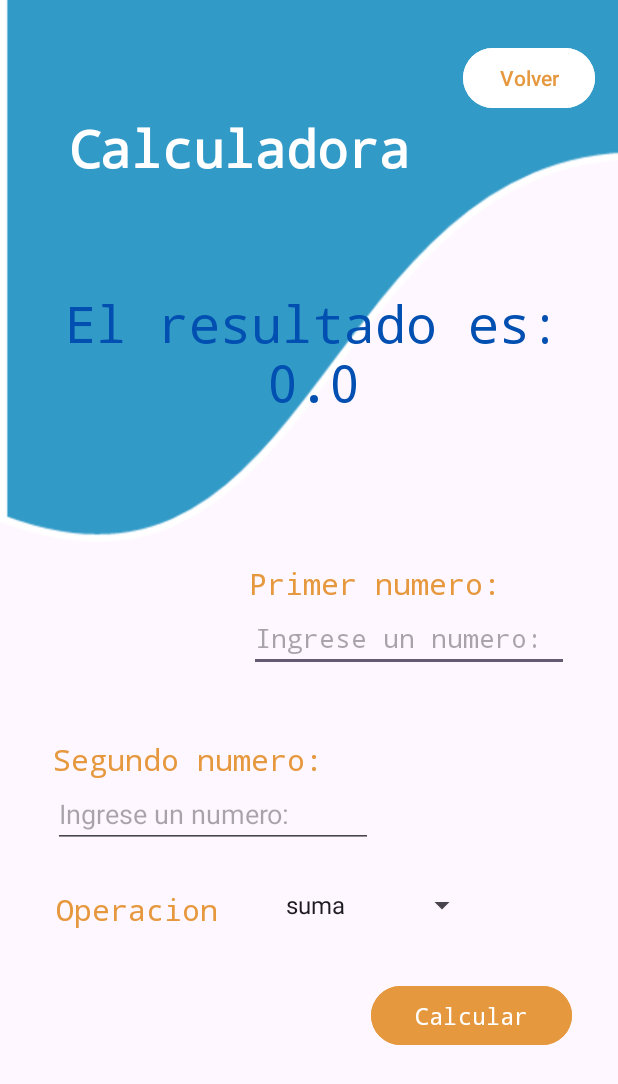
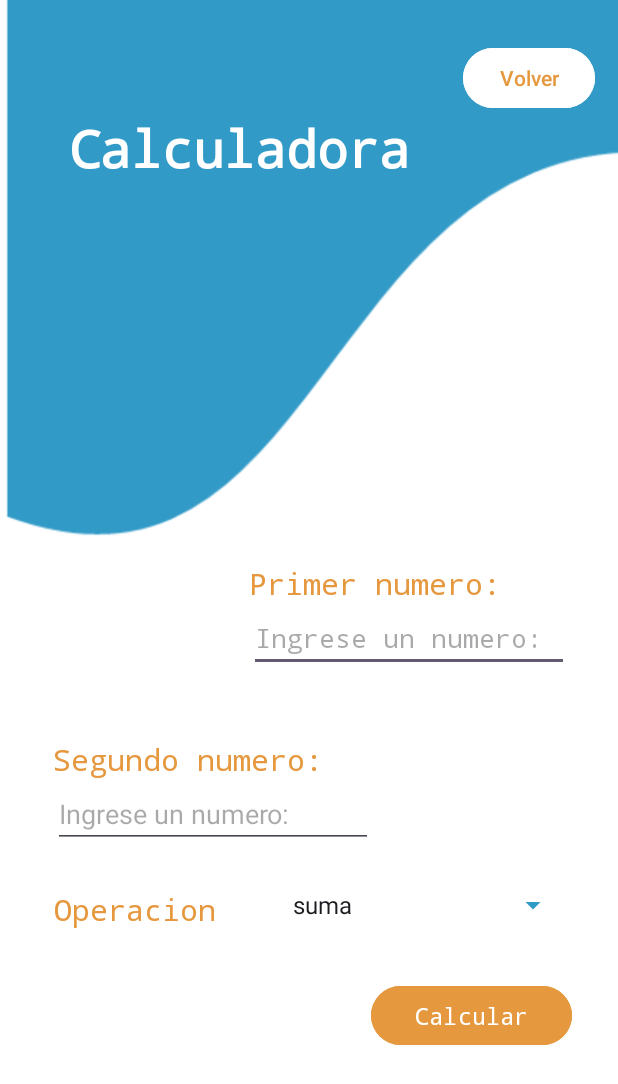
Before and after one commit to SantiagoBulla/AppsKotlinSena, an Android app: the Calculadora screen opened directly, with no data from a screen before it, after a tap on "Calcular", on a phone screen of 412 x 824 dp. Shown: the top 1084 px of the screen. Run offline under Robolectric (Android 15) with nearby library versions, the phone set to English and light mode, and no system bars.

```diff
--- a/FirstApp/app/src/main/java/com/santiagobulla/myapplication/Calculadora.kt
+++ b/FirstApp/app/src/main/java/com/santiagobulla/myapplication/Calculadora.kt
@@ -7,6 +7,7 @@ import android.widget.Button
 import android.widget.EditText
 import android.widget.Spinner
 import android.widget.TextView
+import android.widget.Toast
 
 class Calculadora : AppCompatActivity() {
     override fun onCreate(savedInstanceState: Bundle?) {
@@ -21,11 +22,37 @@ class Calculadora : AppCompatActivity() {
         val btnVolver = findViewById<Button>(R.id.buttonVolverCal)
 
         btnCalcular.setOnClickListener {
-            val numero1 = num1.text.toString().toDouble()
-            val numero2 = num2.text.toString().toDouble()
-            val operacion = spinner.selectedItem.toString()
+            val number1 = num1.text.toString()
+            val number2 = num2.text.toString()
 
-            val resultado = when (operacion) {
+            if (number1.isNotEmpty() && number2.isNotEmpty()) {
+                try {
+                    val resultado = calcularResultado(number1.toDoubleOrNull(), number2.toDoubleOrNull(), spinner.selectedItem.toString())
+                    if (resultado != null) {
+                        txtResultado.text = "El resultado es: $resultado"
+                        num1.text.clear()
+                        num2.text.clear()
+                    } else {
+                        Toast.makeText(this, "Ingrese valores numéricos válidos para el cálculo", Toast.LENGTH_LONG).show()
+                    }
+                } catch (e: IllegalArgumentException) {
+                    Toast.makeText(this, e.message, Toast.LENGTH_LONG).show()
+                }
+            } else {
+                Toast.makeText(this, "Todos los campos son obligatorios", Toast.LENGTH_LONG).show()
+            }
+        }
+
+
+        btnVolver.setOnClickListener {
+            val intent = Intent(this, Menu::class.java)
+            startActivity(intent)
+        }
+    }
+
+    fun calcularResultado(numero1: Double?, numero2: Double?, operacion: String): Double? {
+        if (numero1 != null && numero2 != null && numero1 > 0 && numero2 > 0) {
+            return when (operacion) {
                 "suma" -> numero1 + numero2
                 "resta" -> numero1 - numero2
                 "multiplicacion" -> numero1 * numero2
@@ -33,13 +60,7 @@ class Calculadora : AppCompatActivity() {
                 "modulo" -> numero1 % numero2
                 else -> throw IllegalArgumentException("Operación no válida")
             }
-
-            txtResultado.text = "El resultado es: $resultado"
         }
-
-        btnVolver.setOnClickListener {
-            val intent = Intent(this, Menu::class.java)
-            startActivity(intent)
-        }
+        return null
     }
 }
--- a/FirstApp/app/src/main/res/layout/activity_banco.xml
+++ b/FirstApp/app/src/main/res/layout/activity_banco.xml
@@ -4,6 +4,8 @@
     xmlns:tools="http://schemas.android.com/tools"
     android:layout_width="match_parent"
     android:layout_height="match_parent"
+    android:background="#FFFFFF"
+    android:backgroundTint="#FFFFFF"
     tools:context=".Banco">
 
     <androidx.constraintlayout.widget.Guideline
--- a/FirstApp/app/src/main/res/layout/activity_calculadora.xml
+++ b/FirstApp/app/src/main/res/layout/activity_calculadora.xml
@@ -4,6 +4,9 @@
     xmlns:tools="http://schemas.android.com/tools"
     android:layout_width="match_parent"
     android:layout_height="match_parent"
+    android:background="#FFFFFF"
+    android:backgroundTint="#FFFFFF"
+    android:importantForContentCapture="auto"
     tools:context=".Calculadora">
 
     <androidx.constraintlayout.widget.Guideline
@@ -150,15 +153,18 @@
 
     <Spinner
         android:id="@+id/spinnerOperacion"
-        android:layout_width="136dp"
+        android:layout_width="192dp"
         android:layout_height="28dp"
+        android:backgroundTint="#329AC7"
+        android:dropDownSelector="#329AC7"
         android:entries="@array/opciones_array_calculadora"
+        android:foregroundTint="#e6983e"
         app:layout_constraintBottom_toTopOf="@+id/guideline13"
         app:layout_constraintEnd_toEndOf="parent"
-        app:layout_constraintHorizontal_bias="0.661"
+        app:layout_constraintHorizontal_bias="0.85"
         app:layout_constraintStart_toStartOf="parent"
         app:layout_constraintTop_toTopOf="@+id/guideline12"
-        app:layout_constraintVertical_bias="0.833" />
+        app:layout_constraintVertical_bias="0.835" />
 
     <TextView
         android:id="@+id/textView10"
@@ -170,7 +176,8 @@
         android:textColor="#e6983e"
         android:textSize="20sp"
         app:layout_constraintBottom_toTopOf="@+id/guideline13"
-        app:layout_constraintEnd_toStartOf="@+id/spinnerOperacion"
+        app:layout_constraintEnd_toEndOf="parent"
+        app:layout_constraintHorizontal_bias="0.119"
         app:layout_constraintStart_toStartOf="parent"
         app:layout_constraintTop_toTopOf="@+id/guideline12"
         app:layout_constraintVertical_bias="0.588" />
@@ -192,18 +199,18 @@
 
     <TextView
         android:id="@+id/textViewResultadoCal"
-        android:layout_width="346dp"
-        android:layout_height="105dp"
+        android:layout_width="184dp"
+        android:layout_height="104dp"
         android:fontFamily="monospace"
         android:textAlignment="center"
-        android:textColor="#004FB1"
-        android:textSize="34sp"
+        android:textColor="#FFFFFF"
+        android:textSize="24sp"
         app:layout_constraintBottom_toTopOf="@+id/guideline11"
         app:layout_constraintEnd_toEndOf="parent"
-        app:layout_constraintHorizontal_bias="0.547"
+        app:layout_constraintHorizontal_bias="0.102"
         app:layout_constraintStart_toStartOf="@+id/imageView2"
         app:layout_constraintTop_toTopOf="@+id/guideline2"
-        app:layout_constraintVertical_bias="0.472"
+        app:layout_constraintVertical_bias="0.28"
         tools:text="Resultado" />
 
 </androidx.constraintlayout.widget.ConstraintLayout>
--- a/FirstApp/app/src/main/res/layout/activity_fibonacci.xml
+++ b/FirstApp/app/src/main/res/layout/activity_fibonacci.xml
@@ -4,6 +4,8 @@
     xmlns:tools="http://schemas.android.com/tools"
     android:layout_width="match_parent"
     android:layout_height="match_parent"
+    android:background="#FFFFFF"
+    android:backgroundTint="#FFFFFF"
     tools:context=".Fibonacci">
 
     <androidx.constraintlayout.widget.Guideline
--- a/FirstApp/app/src/main/res/layout/activity_main.xml
+++ b/FirstApp/app/src/main/res/layout/activity_main.xml
@@ -86,6 +86,7 @@
         android:fontFamily="monospace"
         android:hint="@string/ingrese_su_usuario"
         android:inputType="text"
+        android:textColor="@color/black"
         app:layout_constraintBottom_toTopOf="@+id/guideline8"
         app:layout_constraintEnd_toEndOf="parent"
         app:layout_constraintHorizontal_bias="0.383"
@@ -113,6 +114,7 @@
         android:ems="10"
         android:hint="@string/ingrese_su_contrase_a"
         android:inputType="numberPassword"
+        android:textColor="@color/black"
         app:layout_constraintBottom_toTopOf="@+id/guideline9"
         app:layout_constraintEnd_toEndOf="parent"
         app:layout_constraintHorizontal_bias="0.382"
```
Also changed, not shown: FirstApp/app/src/main/java/com/santiagobulla/myapplication/Banco.kt (+38 -11 lines), FirstApp/app/src/main/java/com/santiagobulla/myapplication/BancoCore.kt (deleted, +0 -127 lines).
